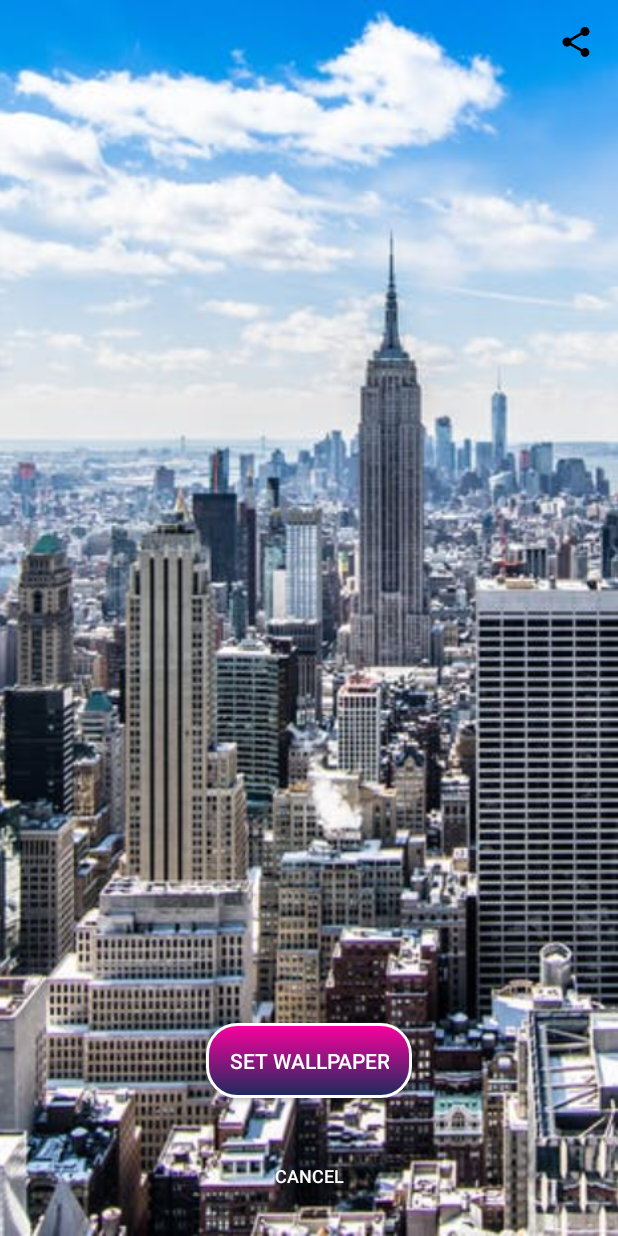
After one commit to GeraudLuku/WallpaperApp, an Android app: the layout fragment_image.xml on its own in the app's theme, with its tools: preview values and no code run, on a phone screen of 412 x 824 dp. The commit adds this screen. Run offline under Robolectric (Android 15) with nearby library versions, the phone set to English and light mode, and no system bars.

Commit message:
added image fragment

```diff
--- /dev/null
+++ b/app/src/main/java/com/geraud/wallpaperapp/model/SearchQuery.kt
@@ -0,0 +1,6 @@
+package com.geraud.wallpaperapp.model
+
+data class SearchQuery(
+    var page_number: Int,
+    var query: String
+)
--- a/app/src/main/java/com/geraud/wallpaperapp/model/Src.kt
+++ b/app/src/main/java/com/geraud/wallpaperapp/model/Src.kt
@@ -2,6 +2,7 @@ package com.geraud.wallpaperapp.model
 
 
 import com.google.gson.annotations.SerializedName
+import java.io.Serializable
 
 data class Src(
     @SerializedName("landscape")
@@ -20,4 +21,4 @@ data class Src(
     var small: String,
     @SerializedName("tiny")
     var tiny: String
-)
+): Serializable
--- a/app/src/main/res/drawable/ic_arrow_back.xml
+++ b/app/src/main/res/drawable/ic_arrow_back.xml
@@ -4,6 +4,6 @@
         android:viewportWidth="24.0"
         android:viewportHeight="24.0">
     <path
-        android:fillColor="#FF2196F3"
+        android:fillColor="#000000"
         android:pathData="M20,11H7.83l5.59,-5.59L12,4l-8,8 8,8 1.41,-1.41L7.83,13H20v-2z"/>
 </vector>
--- /dev/null
+++ b/app/src/main/res/drawable/ic_share.xml
@@ -0,0 +1,9 @@
+<vector xmlns:android="http://schemas.android.com/apk/res/android"
+        android:width="24dp"
+        android:height="24dp"
+        android:viewportWidth="24.0"
+        android:viewportHeight="24.0">
+    <path
+        android:fillColor="#FF000000"
+        android:pathData="M18,16.08c-0.76,0 -1.44,0.3 -1.96,0.77L8.91,12.7c0.05,-0.23 0.09,-0.46 0.09,-0.7s-0.04,-0.47 -0.09,-0.7l7.05,-4.11c0.54,0.5 1.25,0.81 2.04,0.81 1.66,0 3,-1.34 3,-3s-1.34,-3 -3,-3 -3,1.34 -3,3c0,0.24 0.04,0.47 0.09,0.7L8.04,9.81C7.5,9.31 6.79,9 6,9c-1.66,0 -3,1.34 -3,3s1.34,3 3,3c0.79,0 1.5,-0.31 2.04,-0.81l7.12,4.16c-0.05,0.21 -0.08,0.43 -0.08,0.65 0,1.61 1.31,2.92 2.92,2.92 1.61,0 2.92,-1.31 2.92,-2.92s-1.31,-2.92 -2.92,-2.92z"/>
+</vector>
--- /dev/null
+++ b/app/src/main/res/drawable/set_background.xml
@@ -0,0 +1,16 @@
+<?xml version="1.0" encoding="utf-8"?>
+<shape xmlns:android="http://schemas.android.com/apk/res/android">
+
+    <corners android:radius="20dp" />
+
+    <gradient
+        android:angle="90"
+        android:endColor="#ff009f"
+        android:startColor="#1a2b5d"
+        android:type="linear" />
+
+    <stroke
+        android:width="2dp"
+        android:color="#FFFFFF" />
+
+</shape>
--- /dev/null
+++ b/app/src/main/res/layout/fragment_image.xml
@@ -0,0 +1,55 @@
+<?xml version="1.0" encoding="utf-8"?>
+<androidx.constraintlayout.widget.ConstraintLayout xmlns:android="http://schemas.android.com/apk/res/android"
+    xmlns:app="http://schemas.android.com/apk/res-auto"
+    xmlns:tools="http://schemas.android.com/tools"
+    android:layout_width="match_parent"
+    android:layout_height="match_parent">
+
+    <ImageView
+        android:id="@+id/wallpaer_view"
+        android:layout_width="match_parent"
+        android:layout_height="match_parent"
+        android:scaleType="centerCrop"
+        tools:src="@drawable/pxeils"
+        app:layout_constraintBottom_toBottomOf="parent"
+        app:layout_constraintEnd_toEndOf="parent"
+        app:layout_constraintStart_toStartOf="parent"
+        app:layout_constraintTop_toTopOf="parent" />
+
+    <ImageView
+        android:layout_width="wrap_content"
+        android:layout_height="wrap_content"
+        android:layout_marginTop="16dp"
+        android:layout_marginEnd="16dp"
+        android:src="@drawable/ic_share"
+        app:layout_constraintEnd_toEndOf="parent"
+        app:layout_constraintTop_toTopOf="parent" />
+
+    <Button
+        android:id="@+id/set_wallpaper"
+        android:layout_width="wrap_content"
+        android:layout_height="wrap_content"
+        android:layout_marginBottom="28dp"
+        android:background="@drawable/set_background"
+        android:text="@string/set_wallpaper"
+        android:textColor="@color/white"
+        android:padding="15dp"
+        android:textSize="14sp"
+        app:layout_constraintBottom_toTopOf="@+id/cancel_btn"
+        app:layout_constraintEnd_toEndOf="parent"
+        app:layout_constraintStart_toStartOf="parent" />
+
+    <Button
+        android:id="@+id/cancel_btn"
+        android:layout_width="wrap_content"
+        android:layout_height="wrap_content"
+        android:layout_marginBottom="16dp"
+        android:background="@android:color/transparent"
+        android:text="@string/cancel"
+        android:textSize="12sp"
+        android:textColor="@color/white"
+        app:layout_constraintBottom_toBottomOf="parent"
+        app:layout_constraintEnd_toEndOf="parent"
+        app:layout_constraintStart_toStartOf="parent" />
+
+</androidx.constraintlayout.widget.ConstraintLayout>
--- a/app/src/main/res/values/strings.xml
+++ b/app/src/main/res/values/strings.xml
@@ -6,4 +6,6 @@
     <string name="search_wallpapers">Search wallpapers</string>
     <string name="powered_by">Powered by</string>
     <string name="pexels">Pexels</string>
+    <string name="cancel">Cancel</string>
+    <string name="set_wallpaper">Set Wallpaper</string>
 </resources>
--- a/app/src/main/res/values/styles.xml
+++ b/app/src/main/res/values/styles.xml
@@ -1,7 +1,7 @@
 <resources>
 
     <!-- Base application theme. -->
-    <style name="AppTheme" parent="Theme.MaterialComponents.Light.NoActionBar">
+    <style name="AppTheme" parent="Theme.AppCompat.Light.NoActionBar">
         <!-- Customize your theme here. -->
         <item name="colorPrimary">@color/colorPrimary</item>
         <item name="colorPrimaryDark">@color/colorPrimaryDark</item>
```
Also changed, not shown: app/src/main/java/com/geraud/wallpaperapp/adapter/SearchedImagesAdapter.kt (added, +61 -0 lines), app/src/main/java/com/geraud/wallpaperapp/api/PexelsApiService.kt (+8 -1 lines), app/src/main/java/com/geraud/wallpaperapp/api/PexelsRepository.kt (+34 -0 lines), app/src/main/java/com/geraud/wallpaperapp/features/HomeFragment.kt (+7 -0 lines), app/src/main/java/com/geraud/wallpaperapp/features/ImageFragment.kt (added, +43 -0 lines), app/src/main/java/com/geraud/wallpaperapp/features/SearchFragment.kt (+66 -8 lines), app/src/main/java/com/geraud/wallpaperapp/model/PhotoX.kt (added, +13 -0 lines), app/src/main/java/com/geraud/wallpaperapp/model/SearchedPhotos.kt (added, +9 -0 lines), app/src/main/java/com/geraud/wallpaperapp/viewmodel/PexelsViewModel.kt (+23 -4 lines), app/src/main/res/drawable/button_bg.xml (added, +18 -0 lines), app/src/main/res/navigation/nav_graph.xml (+15 -0 lines).
